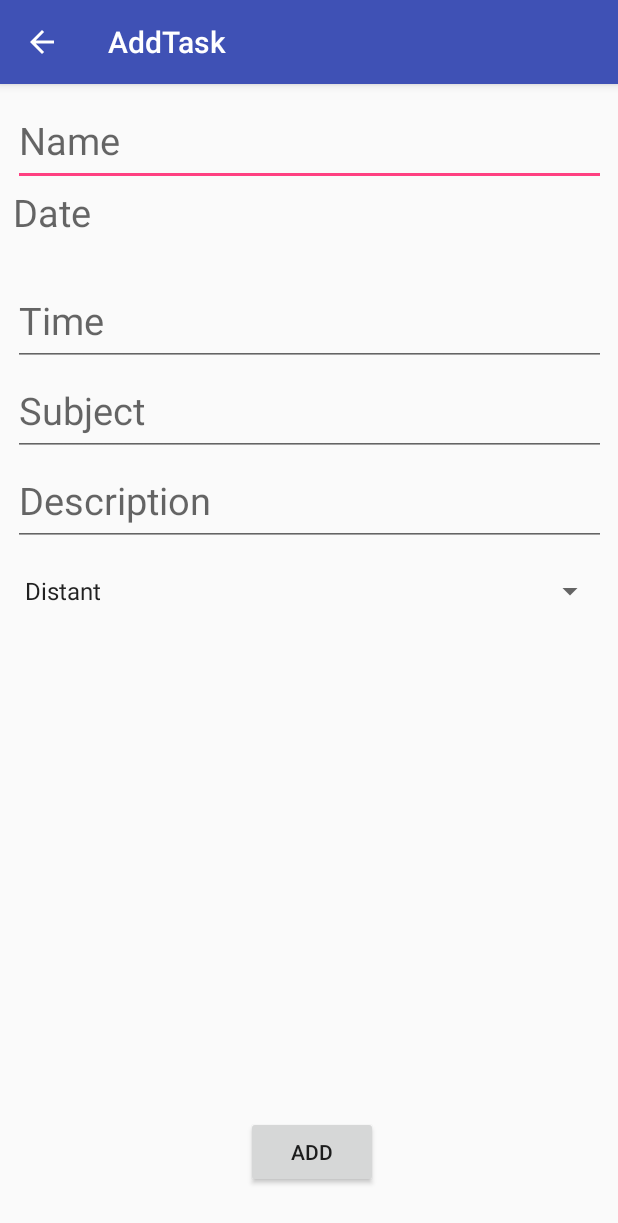
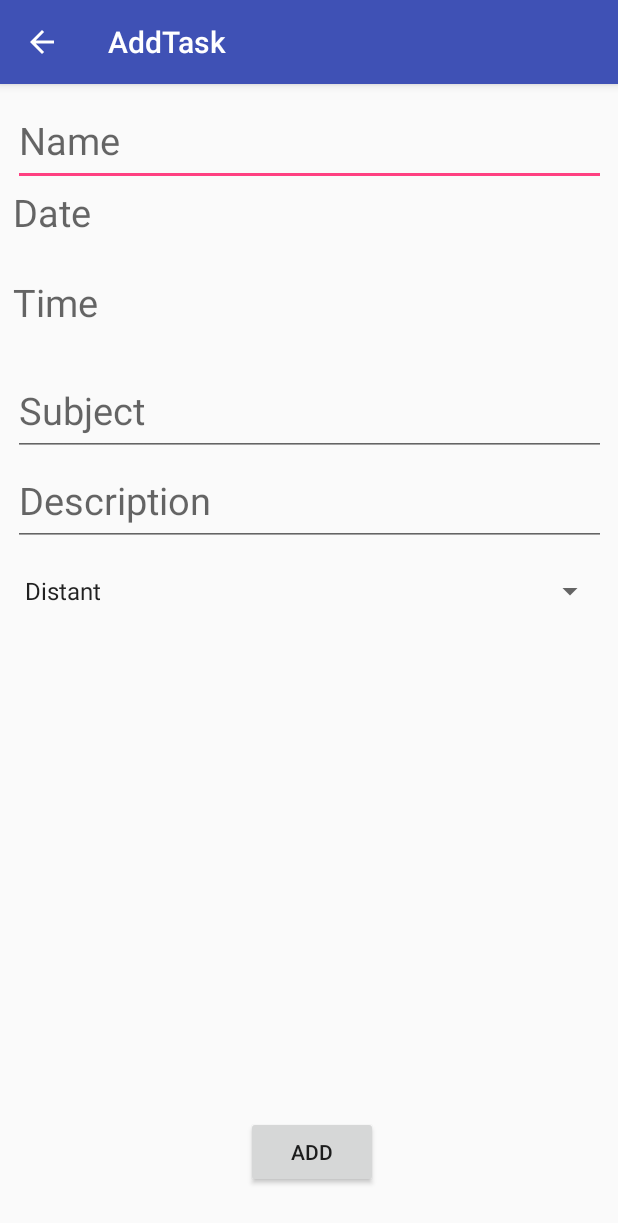
Before and after one commit to CyStorm/casProject, an Android app: the AddTask screen opened directly, with no data from a screen before it, on a phone screen of 412 x 824 dp. Shown: the top 1223 px of the screen. Run offline under Robolectric (Android 15) with nearby library versions, the phone set to English and light mode, and no system bars.

Commit message:
added time selection
all task creation attributes complete, now learn to store it in a xml for cross program to use

```diff
--- a/masterCasProject/app/src/main/res/layout/content_add_task.xml
+++ b/masterCasProject/app/src/main/res/layout/content_add_task.xml
@@ -49,14 +49,13 @@
             android:ems="10"
             android:hint="Date" />
 
-        <EditText
+        <TextView
             android:id="@+id/taskTime"
             android:layout_width="match_parent"
             android:layout_height="60dp"
             android:ems="10"
             android:textSize="25sp"
-            android:hint="Time"
-            android:inputType="time" />
+            android:hint="Time" />
 
         <EditText
             android:id="@+id/taskSubject"
```
Also changed, not shown: masterCasProject/app/src/main/java/com/example/fumblevore_gaming/mastercasproject/AddTask.java (+28 -5 lines), masterCasProject/app/src/main/java/com/example/fumblevore_gaming/mastercasproject/Task.java (+7 -1 lines).
